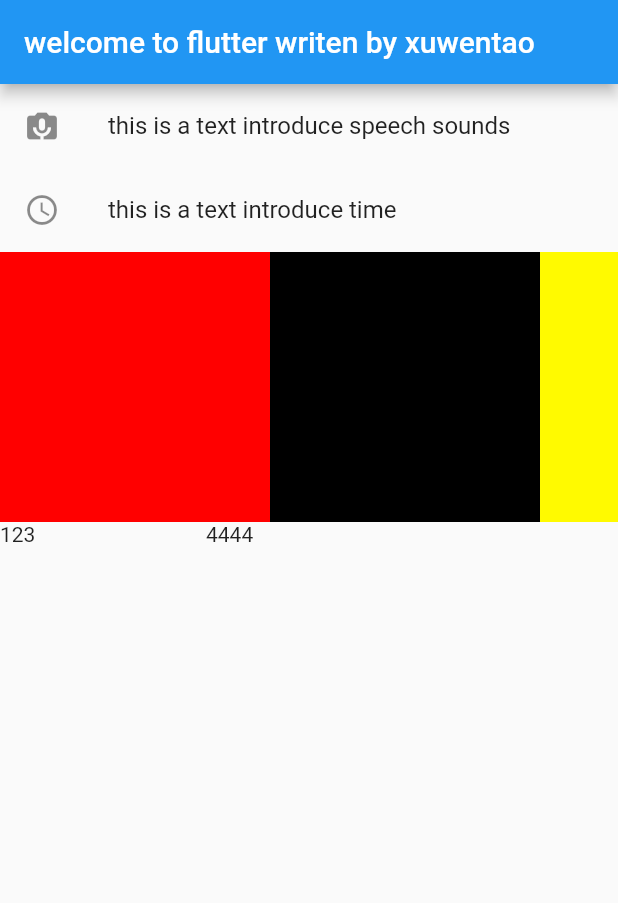
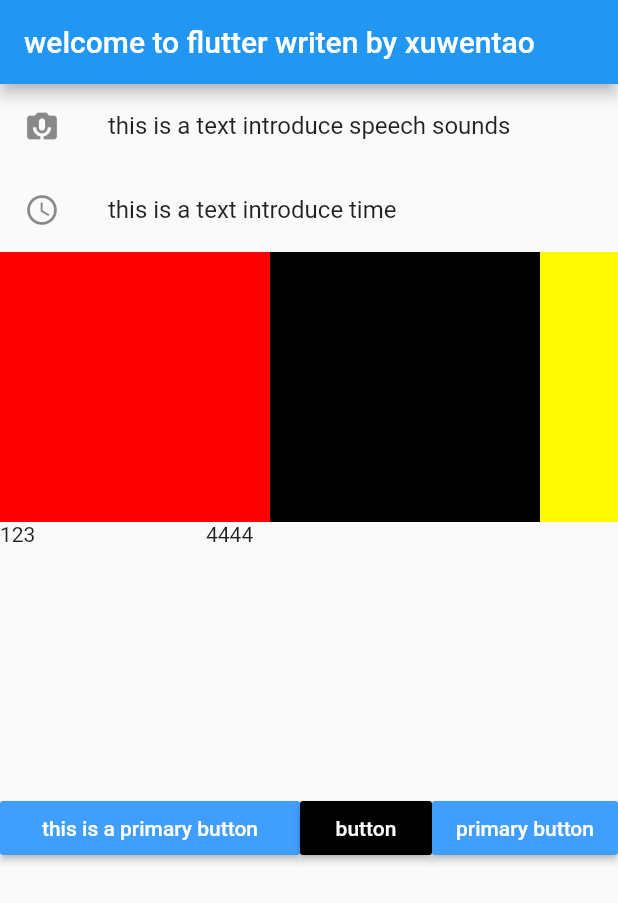
Before and after one commit to xuwentao93/flutter-learn, a Flutter app: the screen it shows after launch, on a phone screen of 412 x 824 dp. Shown: the top 903 px of the screen. Run offline on Flutter 3.47's test engine with Material 2 defaults, Android fonts, the light colour scheme and no system bars.

Commit message:
learn row

```diff
--- a/lib/main.dart
+++ b/lib/main.dart
@@ -39,6 +39,44 @@ class MyApp extends StatelessWidget {
               ],
             ),
             height: 180.0
+            ),
+            Container(
+              child: Row(
+                children: <Widget>[
+                  Expanded(
+                    child: RaisedButton(
+                      onPressed: () {},
+                      color: Color.fromRGBO(64, 158, 255, 1),
+                      child: Text(
+                        'this is a primary button',
+                        style: TextStyle(
+                          color: Color.fromRGBO(255, 255, 255, 1)
+                        )
+                      )
+                    )
+                  ),
+                  RaisedButton(
+                    onPressed: () {},
+                    color: Color.fromRGBO(0, 0, 0, 1),
+                    child: Text(
+                      'button',
+                      style: TextStyle(
+                        color: Color.fromRGBO(255, 255, 255, 1)
+                      )
+                    )
+                  ),
+                  RaisedButton(
+                    onPressed: () {},
+                    color: Color.fromRGBO(64, 158, 255, 1),
+                    child: Text(
+                      'primary button',
+                      style: TextStyle(
+                        color: Color.fromRGBO(255, 255, 255, 1)
+                      )
+                    )
+                  )
+                ],
+              )
             )
           ],
         )
```
